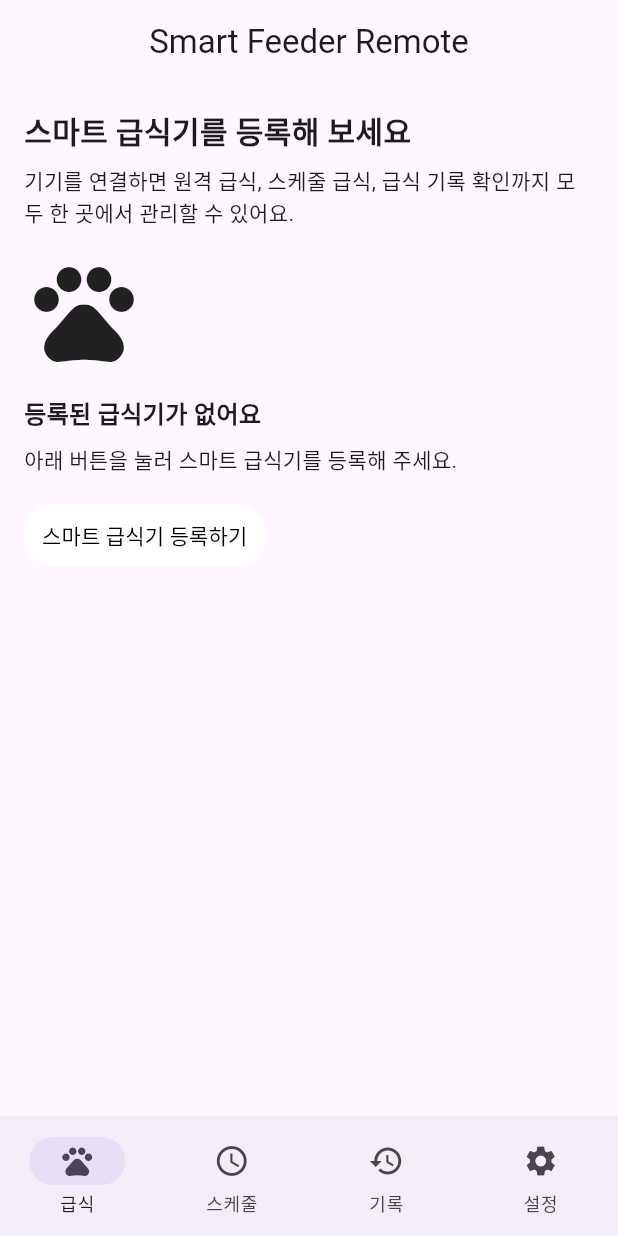
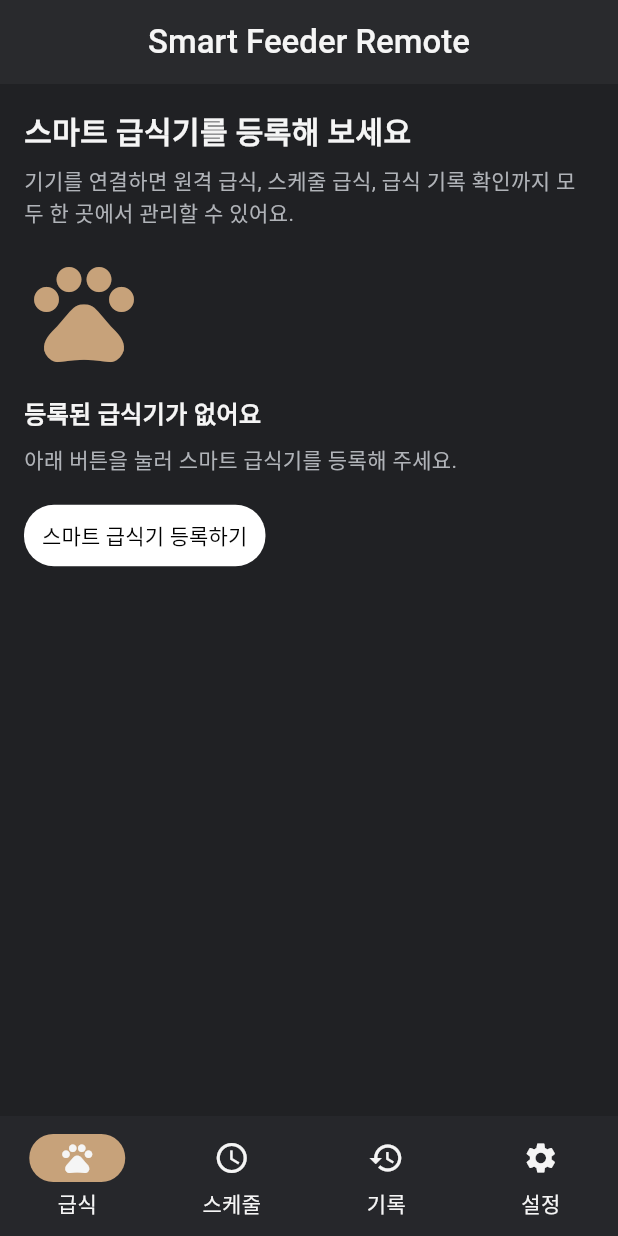
Before and after one commit to niw5924/smart-feeder-remote, a Flutter app: the FeedScreen screen opened by its route, on a phone screen of 412 x 824 dp. Run offline on Flutter 3.47's test engine with Material 3 defaults, Android fonts, the light colour scheme and no system bars; our stand-ins replace firebase_auth, firebase_core, flutter_phoenix, fluttertoast, go_router, google_sign_in; accounts and stored records are empty.

Commit message:
feat: 앱 공용 칼라 지정

```diff
--- /dev/null
+++ b/lib/constants/app_colors.dart
@@ -0,0 +1,16 @@
+import 'package:flutter/material.dart';
+
+class AppColors {
+  static const Color primary = Color(0xFFC7A27A);
+  static const Color secondary = Color(0xFFF5F5F5);
+
+  static const Color textPrimary = Color(0xFFF5F5F5);
+  static const Color textSecondary = Color(0xFFB0B3B8);
+
+  static const Color appBarBackground = Color(0xFF292A2D);
+  static const Color scaffoldBackground = Color(0xFF202124);
+  static const Color bottomNavBackground = Color(0xFF26272B);
+  static const Color cardBackground = Color(0xFF2E3034);
+
+  static const Color divider = Color(0xFF44464A);
+}
--- a/lib/screens/feed/feed_screen.dart
+++ b/lib/screens/feed/feed_screen.dart
@@ -1,5 +1,6 @@
 import 'package:flutter/material.dart';
 
+import '../../constants/app_colors.dart';
 import '../../widgets/buttons/app_text_button.dart';
 
 class FeedScreen extends StatelessWidget {
@@ -14,19 +15,33 @@ class FeedScreen extends StatelessWidget {
         children: [
           const Text(
             '스마트 급식기를 등록해 보세요',
-            style: TextStyle(fontSize: 20, fontWeight: FontWeight.w700),
+            style: TextStyle(
+              color: AppColors.textPrimary,
+              fontSize: 20,
+              fontWeight: FontWeight.w700,
+            ),
           ),
           const SizedBox(height: 8),
-          const Text('기기를 연결하면 원격 급식, 스케줄 급식, 급식 기록 확인까지 모두 한 곳에서 관리할 수 있어요.'),
+          const Text(
+            '기기를 연결하면 원격 급식, 스케줄 급식, 급식 기록 확인까지 모두 한 곳에서 관리할 수 있어요.',
+            style: TextStyle(color: AppColors.textSecondary),
+          ),
           const SizedBox(height: 16),
-          const Icon(Icons.pets, size: 80),
+          const Icon(Icons.pets, size: 80, color: AppColors.primary),
           const SizedBox(height: 16),
           const Text(
             '등록된 급식기가 없어요',
-            style: TextStyle(fontSize: 16, fontWeight: FontWeight.w600),
+            style: TextStyle(
+              color: AppColors.textPrimary,
+              fontSize: 16,
+              fontWeight: FontWeight.w600,
+            ),
           ),
           const SizedBox(height: 8),
-          const Text('아래 버튼을 눌러 스마트 급식기를 등록해 주세요.'),
+          const Text(
+            '아래 버튼을 눌러 스마트 급식기를 등록해 주세요.',
+            style: TextStyle(color: AppColors.textSecondary),
+          ),
           const SizedBox(height: 16),
           const AppTextButton(label: '스마트 급식기 등록하기', onPressed: null),
         ],
--- a/lib/screens/main_screen.dart
+++ b/lib/screens/main_screen.dart
@@ -1,5 +1,7 @@
 import 'package:flutter/material.dart';
 import 'package:go_router/go_router.dart';
+
+import '../constants/app_colors.dart';
 
 class MainScreen extends StatelessWidget {
   final StatefulNavigationShell navigationShell;
@@ -10,20 +12,45 @@ class MainScreen extends StatelessWidget {
   Widget build(BuildContext context) {
     return Scaffold(
       appBar: AppBar(
-        title: const Text('Smart Feeder Remote'),
+        title: const Text(
+          'Smart Feeder Remote',
+          style: TextStyle(
+            color: AppColors.textPrimary,
+            fontWeight: FontWeight.w500,
+          ),
+        ),
         centerTitle: true,
+        backgroundColor: AppColors.appBarBackground,
       ),
+      backgroundColor: AppColors.scaffoldBackground,
       body: navigationShell,
       bottomNavigationBar: NavigationBar(
+        backgroundColor: AppColors.bottomNavBackground,
+        indicatorColor: AppColors.primary,
+        labelTextStyle: WidgetStateProperty.all(
+          const TextStyle(color: AppColors.textPrimary),
+        ),
         selectedIndex: navigationShell.currentIndex,
         onDestinationSelected: (i) {
           navigationShell.goBranch(i);
         },
         destinations: const [
-          NavigationDestination(icon: Icon(Icons.pets), label: '급식'),
-          NavigationDestination(icon: Icon(Icons.schedule), label: '스케줄'),
-          NavigationDestination(icon: Icon(Icons.history), label: '기록'),
-          NavigationDestination(icon: Icon(Icons.settings), label: '설정'),
+          NavigationDestination(
+            icon: Icon(Icons.pets, color: AppColors.textPrimary),
+            label: '급식',
+          ),
+          NavigationDestination(
+            icon: Icon(Icons.schedule, color: AppColors.textPrimary),
+            label: '스케줄',
+          ),
+          NavigationDestination(
+            icon: Icon(Icons.history, color: AppColors.textPrimary),
+            label: '기록',
+          ),
+          NavigationDestination(
+            icon: Icon(Icons.settings, color: AppColors.textPrimary),
+            label: '설정',
+          ),
         ],
       ),
     );
```
